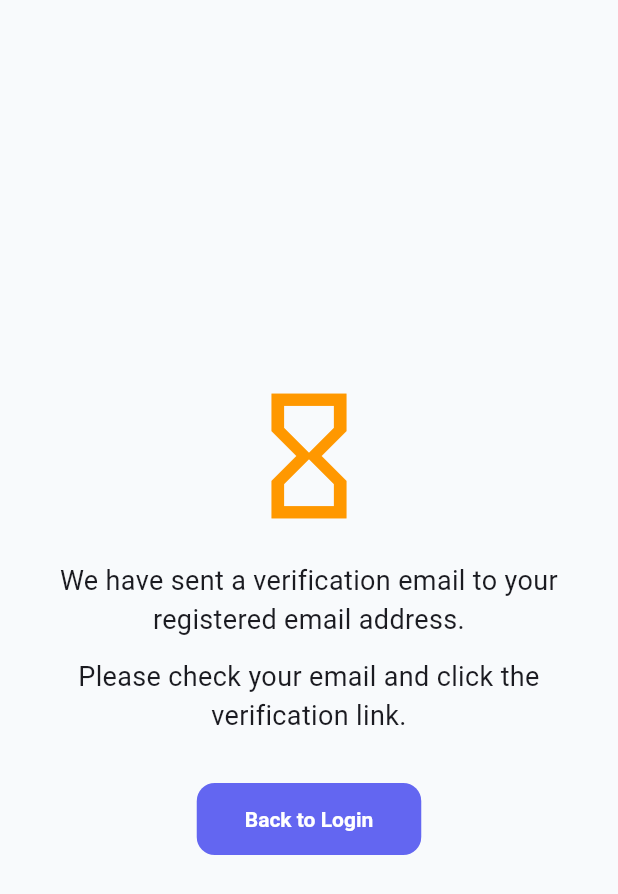
After one commit to AliAhmed-004/upnext-frontend, a Flutter app: the VerficationPendingPage screen opened by its route, on a phone screen of 412 x 824 dp. The commit adds this screen. Shown: the top 894 px of the screen. Run offline on Flutter 3.47's test engine with Material 3 defaults, Android fonts, the phone set to English and light mode, and no system bars; our stand-ins replace flutter_map, geocoding, geolocator, get, latlong2, shared_preferences and 1 more; accounts and stored records are empty.

Commit message:
Added a verification page

```diff
--- a/lib/pages/sign_up_page.dart
+++ b/lib/pages/sign_up_page.dart
@@ -79,9 +79,9 @@ class _SignUpPageState extends State<SignUpPage> {
       final authService = AuthService();
       await authService.signUpWithEmail(email, password, username);
 
-      // Navigate to Home Page on successful signup
+      // Navigate to Verification Pending Page on successful signup
       if (!mounted) return;
-      Get.offAllNamed('/home');
+      Get.offAllNamed('/verification_pending');
     } catch (e) {
       debugPrint('Signup error: $e');
       ScaffoldMessenger.of(context).showSnackBar(
--- /dev/null
+++ b/lib/pages/verfication_pending_page.dart
@@ -0,0 +1,49 @@
+import 'package:flutter/material.dart';
+import 'package:get/route_manager.dart';
+import 'package:supabase_flutter/supabase_flutter.dart';
+
+class VerficationPendingPage extends StatelessWidget {
+  const VerficationPendingPage({super.key});
+
+  @override
+  Widget build(BuildContext context) {
+    return Scaffold(
+      body: Center(
+        child: Padding(
+          padding: const EdgeInsets.symmetric(horizontal: 24),
+          child: Column(
+            mainAxisAlignment: MainAxisAlignment.center,
+            children: [
+              const Icon(
+                Icons.hourglass_empty,
+                size: 100,
+                color: Colors.orange,
+              ),
+              const SizedBox(height: 20),
+              const Text(
+                'We have sent a verification email to your registered email address.',
+                textAlign: TextAlign.center,
+                style: TextStyle(fontSize: 18),
+              ),
+              const SizedBox(height: 12),
+              const Text(
+                'Please check your email and click the verification link.',
+                textAlign: TextAlign.center,
+                style: TextStyle(fontSize: 18),
+              ),
+              const SizedBox(height: 32),
+
+              ElevatedButton(
+                onPressed: () async {
+                  await Supabase.instance.client.auth.signOut();
+                  Get.offAllNamed('/login');
+                },
+                child: const Text('Back to Login'),
+              ),
+            ],
+          ),
+        ),
+      ),
+    );
+  }
+}
```
Also changed, not shown: lib/main.dart (+7 -2 lines), lib/pages/auth_page.dart (+18 -11 lines).
